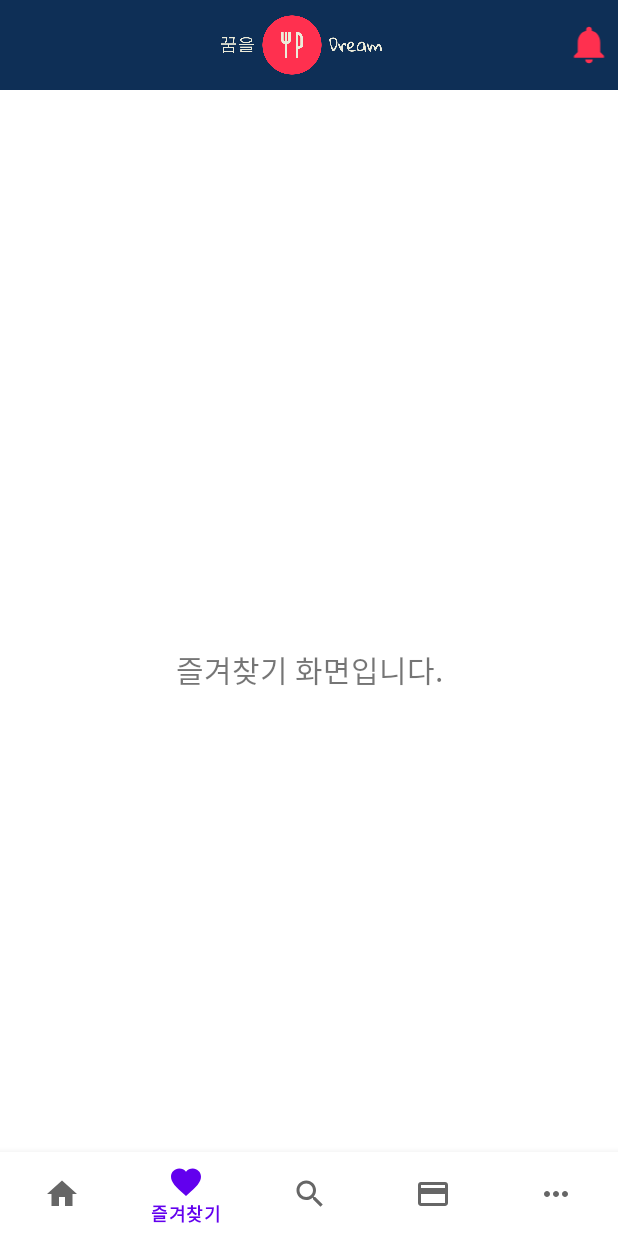
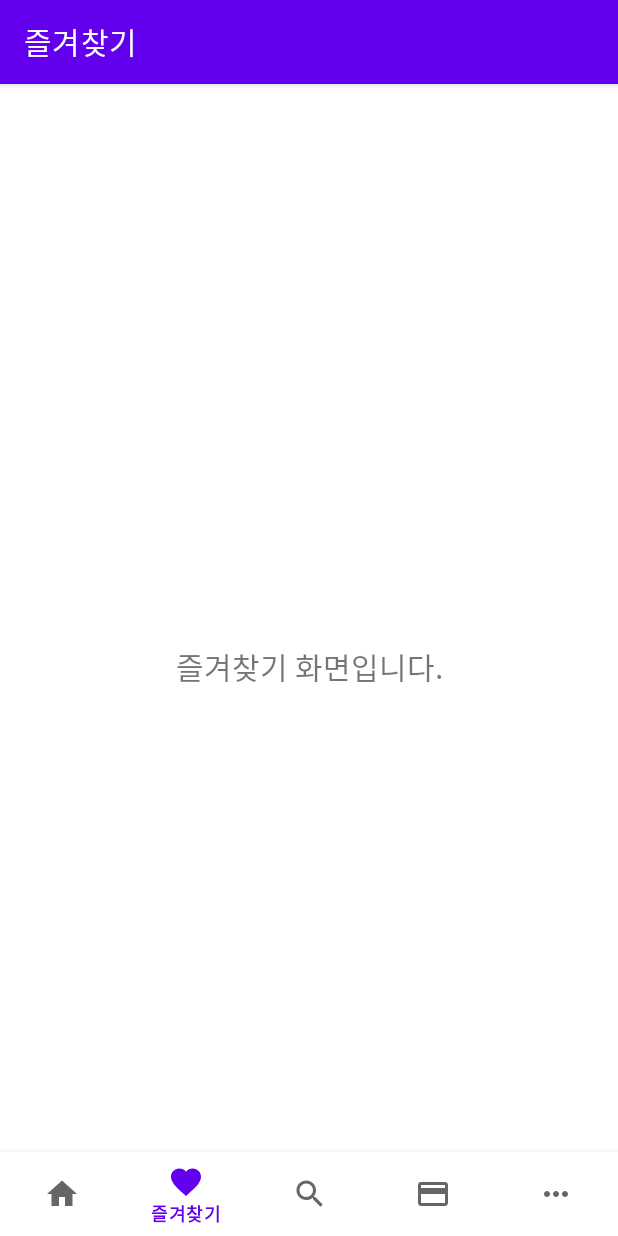
Before and after one commit to sungwoni38/NavigationBarExam, an Android app: the screen it shows after launch (MainActivity), item 2 of the bottom bar chosen, on a phone screen of 412 x 824 dp. Run offline under Robolectric (Android 15) with nearby library versions, the phone set to English and light mode, and no system bars; our stand-ins replace navigation-ui.

Commit message:
commit4_sw

```diff
--- a/app/src/main/java/com/example/navigationbarexam/MainActivity.java
+++ b/app/src/main/java/com/example/navigationbarexam/MainActivity.java
@@ -28,17 +28,10 @@ public class MainActivity extends AppCompatActivity {
     @Override
     protected void onCreate(Bundle savedInstanceState) {
         super.onCreate(savedInstanceState);
-        ActionBar actionBar = getSupportActionBar();
-        actionBar.hide();
+//        ActionBar actionBar = getSupportActionBar();
+//        actionBar.hide();
 
-        img_noti = findViewById(R.id.img_noti);
-        img_noti.setOnClickListener(new View.OnClickListener() {
-            @Override
-            public void onClick(View view) {
-                Intent intent = new Intent(MainActivity.this, NotiActivity.class);
-                startActivity(intent);
-            }
-        });
+
 
         binding = ActivityMainBinding.inflate(getLayoutInflater());
         setContentView(binding.getRoot());
--- a/app/src/main/res/layout/activity_main.xml
+++ b/app/src/main/res/layout/activity_main.xml
@@ -19,41 +19,7 @@
         app:layout_constraintRight_toRightOf="parent"
         app:menu="@menu/bottom_nav_menu" />
 
-    <androidx.appcompat.widget.Toolbar
-        android:id="@+id/toolbar_home"
-        android:layout_width="match_parent"
-        android:layout_height="60dp"
-        android:background="@color/logoNavy"
-        android:gravity="center"
-        android:minHeight="?attr/actionBarSize"
-        android:theme="?attr/actionBarTheme"
-        app:layout_constraintEnd_toEndOf="parent"
-        app:layout_constraintStart_toStartOf="parent"
-        app:layout_constraintTop_toTopOf="parent">
 
-        <LinearLayout
-            android:layout_width="match_parent"
-            android:layout_height="wrap_content"
-            android:orientation="horizontal"
-            android:weightSum="8">
-
-            <ImageView
-                android:layout_width="300dp"
-                android:layout_height="60dp"
-                android:layout_gravity="center"
-                android:src="@drawable/logo"
-                android:layout_weight="7"/>
-            <ImageView
-                android:id="@+id/img_noti"
-                android:layout_width="30dp"
-                android:layout_height="30dp"
-                android:src="@drawable/ic_notifications_black_24dp"
-                android:layout_weight="1"
-                android:layout_gravity="center"/>
-
-        </LinearLayout>
-
-    </androidx.appcompat.widget.Toolbar>
 
     <fragment
         android:id="@+id/nav_host_fragment_activity_main"
@@ -61,7 +27,6 @@
         android:layout_width="match_parent"
         android:layout_height="match_parent"
         app:defaultNavHost="true"
-        android:layout_marginTop="60dp"
         app:layout_constraintHorizontal_bias="0.0"
         app:layout_constraintLeft_toLeftOf="parent"
         app:layout_constraintRight_toRightOf="parent"
```
Also changed, not shown: app/src/main/java/com/example/navigationbarexam/ui/home/HomeFragment.java (+22 -11 lines), app/src/main/java/com/example/navigationbarexam/ui/search/SearchFragment.java (+8 -8 lines), app/src/main/res/layout/fragment_home.xml (+37 -2 lines).
